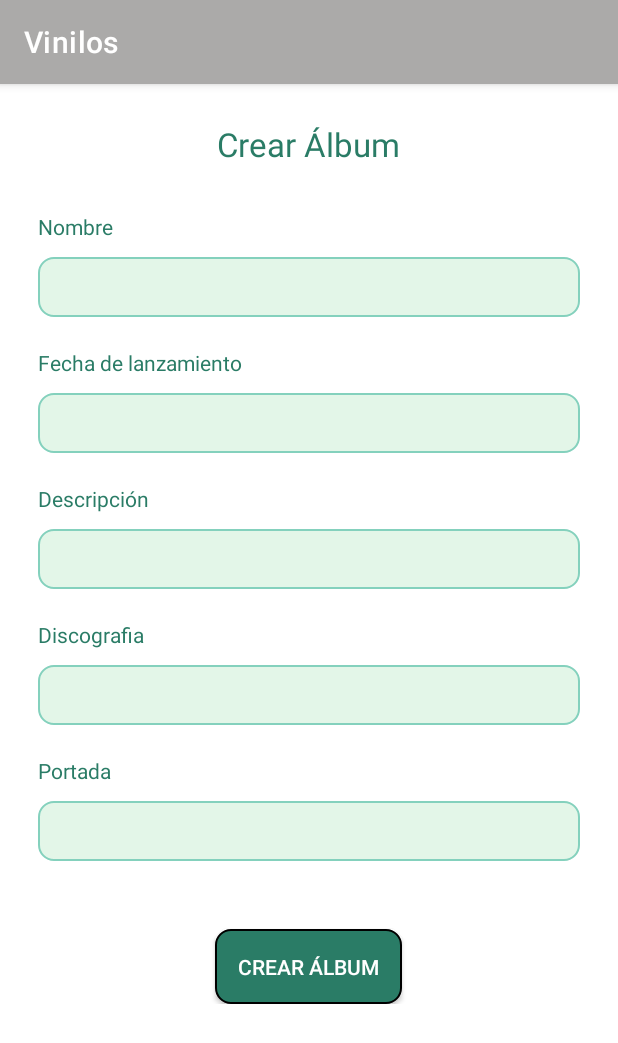
After one commit to VivianaReyV/misw4203-202215-Vinilos, an Android app: the fragment CreateAlbumFragment shown on its own in the app's theme, on a phone screen of 412 x 824 dp. The commit adds this screen. Shown: the top 1043 px of the screen. Run offline under Robolectric (Android 15) with nearby library versions, the phone set to English and light mode, and no system bars; network calls fail.

Commit message:
Realizacion de varias tareas relacionadas a album en crowd programming

```diff
--- a/app/build.gradle
+++ b/app/build.gradle
@@ -53,4 +53,5 @@ dependencies {
     androidTestImplementation 'androidx.test.ext:junit:1.1.3'
     androidTestImplementation 'androidx.test.espresso:espresso-core:3.4.0'
     implementation 'com.google.code.gson:gson:2.8.5'
+    implementation 'com.github.bumptech.glide:glide:4.13.1'
 }
--- a/app/src/main/java/com/example/vinilos/MainActivity.kt
+++ b/app/src/main/java/com/example/vinilos/MainActivity.kt
@@ -37,7 +37,7 @@ class MainActivity : AppCompatActivity() {
         // menu should be considered as top level destinations.
         appBarConfiguration = AppBarConfiguration(
             setOf(
-                R.id.nav_home, R.id.nav_gallery, R.id.nav_slideshow
+                R.id.nav_home, R.id.nav_gallery, R.id.nav_slideshow, R.id.nav_album
             ), drawerLayout
         )
         setupActionBarWithNavController(navController, appBarConfiguration)
--- a/app/src/main/java/com/example/vinilos/ui/adapters/AlbumsAdapter.kt
+++ b/app/src/main/java/com/example/vinilos/ui/adapters/AlbumsAdapter.kt
@@ -1,11 +1,16 @@
 package com.example.vinilos.ui.adapters
 
+import android.content.Intent
 import android.view.LayoutInflater
 import android.view.ViewGroup
+import android.widget.Button
+import android.widget.ImageView
 import androidx.annotation.LayoutRes
+import androidx.core.content.ContextCompat.startActivity
 import androidx.databinding.DataBindingUtil
 import androidx.navigation.findNavController
 import androidx.recyclerview.widget.RecyclerView
+import com.bumptech.glide.Glide
 import com.example.vinilos.R
 import com.example.vinilos.databinding.AlbumItemBinding
 import com.example.vinilos.models.Album
@@ -32,6 +37,7 @@ class AlbumsAdapter : RecyclerView.Adapter<AlbumsAdapter.AlbumViewHolder>(){
         holder.viewDataBinding.also {
             it.album = albums[position]
         }
+        loadUrl(albums[position].cover,holder.viewDataBinding.cover)
         holder.viewDataBinding.root.setOnClickListener {
             // val action = AlbumFragmentDirections.actionAlbumFragmentToCommentFragment(albums[position].albumId)
             // Navigate using that action
@@ -52,5 +58,14 @@ class AlbumsAdapter : RecyclerView.Adapter<AlbumsAdapter.AlbumViewHolder>(){
         }
     }
 
+    fun loadUrl(url: String, imgView : ImageView) {
+        try {
+            Glide.with(imgView).load(url).error(R.drawable.coverdefault).into(imgView)
+        }catch (e : Exception){
+            println("errorsito")
+            //sendError(e,"loadUrl", url)
+        }
+
+    }
 
 }
--- a/app/src/main/java/com/example/vinilos/ui/album/AlbumFragment.kt
+++ b/app/src/main/java/com/example/vinilos/ui/album/AlbumFragment.kt
@@ -1,16 +1,22 @@
 package com.example.vinilos.ui.album
 
+import android.content.Intent
 import android.os.Bundle
+import android.util.Log
 import android.view.LayoutInflater
 import android.view.View
 import android.view.ViewGroup
+import android.widget.Button
 import android.widget.TextView
 import android.widget.Toast
 import androidx.fragment.app.Fragment
 import androidx.lifecycle.Observer
 import androidx.lifecycle.ViewModelProvider
+import androidx.navigation.Navigation
+import androidx.recyclerview.widget.GridLayoutManager
 import androidx.recyclerview.widget.LinearLayoutManager
 import androidx.recyclerview.widget.RecyclerView
+import com.example.vinilos.MainActivity
 import com.example.vinilos.databinding.FragmentAlbumBinding
 import com.example.vinilos.models.Album
 import com.example.vinilos.ui.adapters.AlbumsAdapter
@@ -45,6 +51,7 @@ class AlbumFragment : Fragment() {
         recyclerView = binding.albumsRv
         recyclerView.layoutManager = LinearLayoutManager(context)
         recyclerView.adapter = viewModelAdapter
+        binding.rollButton.setOnClickListener{clickButton(view)}
     }
 
     override fun onActivityCreated(savedInstanceState: Bundle?) {
@@ -63,6 +70,7 @@ class AlbumFragment : Fragment() {
         viewModel.eventNetworkError.observe(viewLifecycleOwner, Observer<Boolean> { isNetworkError ->
             if (isNetworkError) onNetworkError()
         })
+
     }
 
     override fun onDestroyView() {
@@ -77,4 +85,7 @@ class AlbumFragment : Fragment() {
         }
     }
 
+    fun clickButton(view: View){
+        Navigation.findNavController(view).navigate(R.id.action_nav_album_to_nav_create_album);
+    }
 }
--- /dev/null
+++ b/app/src/main/java/com/example/vinilos/ui/album/CreateAlbumFragment.kt
@@ -0,0 +1,49 @@
+package com.example.vinilos.ui.album
+
+import android.os.Bundle
+import android.view.LayoutInflater
+import android.view.View
+import android.view.ViewGroup
+import android.widget.TextView
+import androidx.fragment.app.Fragment
+import androidx.lifecycle.ViewModelProvider
+import com.example.vinilos.databinding.FragmentAlbumBinding
+import com.example.vinilos.databinding.FragmentCreateAlbumBinding
+import com.example.vinilos.databinding.FragmentGalleryBinding
+import com.example.vinilos.ui.adapters.AlbumsAdapter
+import com.example.vinilos.viewmodels.AlbumViewModel
+import com.example.vinilos.viewmodels.GalleryViewModel
+
+class CreateAlbumFragment: Fragment() {
+
+    private var _binding: FragmentCreateAlbumBinding ? = null
+
+    // This property is only valid between onCreateView and
+    // onDestroyView.
+    private val binding get() = _binding!!
+
+    override fun onCreateView(
+        inflater: LayoutInflater,
+        container: ViewGroup?,
+        savedInstanceState: Bundle?
+    ): View {
+        /*val createAlbumViewModel =
+            ViewModelProvider(this).get(GalleryViewModel::class.java)*/
+
+        _binding = FragmentCreateAlbumBinding.inflate(inflater, container, false)
+        val root: View = binding.root
+
+ //       val textView: TextView = binding.textView
+        /*galleryViewModel.text.observe(viewLifecycleOwner) {
+            textView.text = it
+        }*/
+        return root
+    }
+
+    override fun onDestroyView() {
+        super.onDestroyView()
+        _binding = null
+    }
+
+
+}
--- a/app/src/main/java/com/example/vinilos/viewmodels/AlbumViewModel.kt
+++ b/app/src/main/java/com/example/vinilos/viewmodels/AlbumViewModel.kt
@@ -37,7 +37,7 @@ class AlbumViewModel (application: Application) : AndroidViewModel(application)
 
     init {
          refreshDataFromNetwork()
-        // createAlbumFromNetwork()
+         createAlbumFromNetwork()
     }
     private fun refreshDataFromNetwork() {
         NetworkServiceAdapter.getInstance(getApplication()).getAlbums({
@@ -51,8 +51,8 @@ class AlbumViewModel (application: Application) : AndroidViewModel(application)
             "https://i.pinimg.com/564x/aa/5f/ed/aa5fed7fac61cc8f41d1e79db917a7cd.jpg",
             "2022-08-01T00:00:00-05:00",
             "un verano sin ti es de bad bunny",
-            "Reggeaton",
-            "Rimas Entertainment"
+            "Rock",
+            "Elektra"
         )
         val gson = Gson()
         val jsonBody = gson.toJson(albumToCreate)
@@ -68,25 +68,28 @@ class AlbumViewModel (application: Application) : AndroidViewModel(application)
 
     }
 
-    /*private fun createAlbumFromNetwork() {
+    private fun createAlbumFromNetwork() {
         val albumToCreate = Album(null,"Un verano sin ti",
             "https://i.pinimg.com/564x/aa/5f/ed/aa5fed7fac61cc8f41d1e79db917a7cd.jpg",
             "2022-08-01T00:00:00-05:00",
             "un verano sin ti es de bad bunny",
-            "Reggeaton",
-            "Rimas Entertainment"
-            )
+            "Rock",
+            "Elektra"
+        )
         val gson = Gson()
         val jsonBody = gson.toJson(albumToCreate)
         val jsonObject = JSONObject(jsonBody)
-        try {
-            NetworkServiceAdapter.getInstance(getApplication()).postAlbum()
-        } catch ( exception: Exception) {
-            println("errrorrr")
-        }
+
+        NetworkServiceAdapter.getInstance(getApplication()).postAlbum(jsonObject, {
+            _album.postValue(it)
+            _eventNetworkError.value = false
+            _isNetworkErrorShown.value = false
+        },{
+            _eventNetworkError.value = true
+        })
 
     }
-*/
+
     fun onNetworkErrorShown() {
         _isNetworkErrorShown.value = true
     }
--- /dev/null
+++ b/app/src/main/res/drawable/background_form_create_button.xml
@@ -0,0 +1,9 @@
+<?xml version="1.0" encoding="utf-8"?>
+<shape xmlns:android="http://schemas.android.com/apk/res/android"
+    android:shape="rectangle"
+    >
+    <solid android:color="@color/dark_green"/>
+    <corners android:radius="10dp"/>
+    <stroke android:width="1dp" android:color="#000000"/>
+
+</shape>
--- /dev/null
+++ b/app/src/main/res/drawable/background_formulario.xml
@@ -0,0 +1,9 @@
+<?xml version="1.0" encoding="utf-8"?>
+<shape xmlns:android="http://schemas.android.com/apk/res/android"
+    android:shape="rectangle"
+    >
+    <solid android:color="@color/green_home2"/>
+    <corners android:radius="10dp"/>
+    <stroke android:width="1dp" android:color="#84D1BD"/>
+
+</shape>
--- a/app/src/main/res/layout/album_item.xml
+++ b/app/src/main/res/layout/album_item.xml
@@ -32,6 +32,7 @@
                     android:layout_width="198dp"
                     android:layout_height="150dp"
                     android:layout_marginTop="20px"
+                    android:scaleType="centerCrop"
                     android:layout_gravity="center_horizontal"
                     android:src="@drawable/coverdefault" />
                 <LinearLayout
--- a/app/src/main/res/layout/fragment_album.xml
+++ b/app/src/main/res/layout/fragment_album.xml
@@ -3,6 +3,7 @@
     xmlns:tools="http://schemas.android.com/tools"
     android:layout_width="match_parent"
     android:layout_height="match_parent"
+    xmlns:app="http://schemas.android.com/apk/res-auto"
     tools:context=".ui.album.AlbumFragment"
     android:layout_marginStart="16dp"
     android:layout_marginEnd="16dp">
@@ -19,13 +20,15 @@
         android:layout_width="match_parent"
         android:layout_height="667dp"
         android:layout_marginTop="130px"
-        tools:listitem="@layout/album_item"/>
+        tools:listitem="@layout/album_item"
+        />
 
     <Button
         android:id="@+id/roll_button"
         android:layout_width="wrap_content"
         android:layout_height="wrap_content"
         android:layout_gravity="right"
-        android:text="@string/add_album" />
+        android:text="@string/add_album"
+        android:onClick="crearAlbum"/>
 
 </FrameLayout>
--- /dev/null
+++ b/app/src/main/res/layout/fragment_create_album.xml
@@ -0,0 +1,135 @@
+<?xml version="1.0" encoding="utf-8"?>
+<LinearLayout xmlns:android="http://schemas.android.com/apk/res/android"
+    xmlns:app="http://schemas.android.com/apk/res-auto"
+    xmlns:tools="http://schemas.android.com/tools"
+    android:layout_width="match_parent"
+    android:layout_height="match_parent"
+    android:background="@color/white">
+
+    <LinearLayout
+        android:layout_width="match_parent"
+        android:layout_height="wrap_content"
+        android:layout_marginTop="15dp"
+        android:orientation="vertical">
+
+        <TextView
+            android:layout_width="wrap_content"
+            android:layout_height="wrap_content"
+            android:layout_gravity="center"
+            android:layout_marginStart="25dp"
+            android:layout_marginTop="10dp"
+            android:layout_marginEnd="25dp"
+            android:layout_marginBottom="5dp"
+            android:text="@string/crearAlbum"
+            android:textColor="@color/dark_green"
+            android:textSize="22sp"></TextView>
+
+        <TextView
+            android:layout_width="wrap_content"
+            android:layout_height="wrap_content"
+            android:layout_marginStart="25dp"
+            android:layout_marginTop="25dp"
+            android:layout_marginEnd="25dp"
+            android:layout_marginBottom="5dp"
+            android:text="@string/nombre"
+            android:textColor="@color/dark_green"></TextView>
+
+        <EditText
+            android:layout_width="match_parent"
+            android:layout_height="40dp"
+            android:layout_marginStart="25dp"
+            android:layout_marginTop="5dp"
+            android:layout_marginEnd="25dp"
+            android:layout_marginBottom="5dp"
+            android:background="@drawable/background_formulario"></EditText>
+
+        <TextView
+            android:layout_width="wrap_content"
+            android:layout_height="wrap_content"
+            android:layout_marginStart="25dp"
+            android:layout_marginTop="15dp"
+            android:layout_marginEnd="25dp"
+            android:layout_marginBottom="5dp"
+            android:text="@string/fecha_lanzamiento"
+            android:textColor="@color/dark_green"></TextView>
+
+        <EditText
+            android:layout_width="match_parent"
+            android:layout_height="40dp"
+            android:layout_marginStart="25dp"
+            android:layout_marginTop="5dp"
+            android:layout_marginEnd="25dp"
+            android:layout_marginBottom="5dp"
+            android:background="@drawable/background_formulario"></EditText>
+
+        <TextView
+            android:layout_width="wrap_content"
+            android:layout_height="wrap_content"
+            android:layout_marginStart="25dp"
+            android:layout_marginTop="15dp"
+            android:layout_marginEnd="25dp"
+            android:layout_marginBottom="5dp"
+            android:text="@string/descripcion"
+            android:textColor="@color/dark_green"></TextView>
+
+        <EditText
+            android:layout_width="match_parent"
+            android:layout_height="40dp"
+            android:layout_marginStart="25dp"
+            android:layout_marginTop="5dp"
+            android:layout_marginEnd="25dp"
+            android:layout_marginBottom="5dp"
+            android:background="@drawable/background_formulario"></EditText>
+
+        <TextView
+            android:layout_width="wrap_content"
+            android:layout_height="wrap_content"
+            android:layout_marginStart="25dp"
+            android:layout_marginTop="15dp"
+            android:layout_marginEnd="25dp"
+            android:layout_marginBottom="5dp"
+            android:text="@string/discografia"
+            android:textColor="@color/dark_green"></TextView>
+
+        <EditText
+            android:layout_width="match_parent"
+            android:layout_height="40dp"
+            android:layout_marginStart="25dp"
+            android:layout_marginTop="5dp"
+            android:layout_marginEnd="25dp"
+            android:layout_marginBottom="5dp"
+            android:background="@drawable/background_formulario"
+            android:textColor="@color/dark_green"></EditText>
+
+        <TextView
+            android:layout_width="wrap_content"
+            android:layout_height="wrap_content"
+            android:layout_marginStart="25dp"
+            android:layout_marginTop="15dp"
+            android:layout_marginEnd="25dp"
+            android:layout_marginBottom="5dp"
+            android:text="@string/portada"
+            android:textColor="@color/dark_green"></TextView>
+
+        <EditText
+            android:layout_width="match_parent"
+            android:layout_height="40dp"
+            android:layout_marginStart="25dp"
+            android:layout_marginTop="5dp"
+            android:layout_marginEnd="25dp"
+            android:layout_marginBottom="5dp"
+            android:background="@drawable/background_formulario"
+            android:textColor="@color/dark_green"></EditText>
+
+        <androidx.appcompat.widget.AppCompatButton
+            android:id="@+id/createButton"
+            android:layout_width="wrap_content"
+            android:layout_height="wrap_content"
+            android:padding="15dp"
+            android:layout_gravity="center"
+            android:layout_marginTop="40dp"
+            android:onClick="crearNuevoAlbum"
+            android:text="Crear Álbum"
+            />
+    </LinearLayout>
+</LinearLayout>
--- a/app/src/main/res/navigation/mobile_navigation.xml
+++ b/app/src/main/res/navigation/mobile_navigation.xml
@@ -9,7 +9,11 @@
         android:id="@+id/nav_album"
         android:name="com.example.vinilos.ui.album.AlbumFragment"
         android:label="@string/menu_album"
-        tools:layout="@layout/fragment_album" />
+        tools:layout="@layout/fragment_album" >
+        <action
+            android:id="@+id/action_nav_album_to_nav_create_album"
+            app:destination="@id/nav_create_album" />
+    </fragment>
     <fragment
         android:id="@+id/nav_home"
         android:name="com.example.vinilos.ui.home.HomeFragment"
@@ -27,4 +31,10 @@
         android:name="com.example.vinilos.ui.slideshow.SlideshowFragment"
         android:label="@string/menu_slideshow"
         tools:layout="@layout/fragment_slideshow" />
+
+    <fragment
+        android:id="@+id/nav_create_album"
+        android:name="com.example.vinilos.ui.album.CreateAlbumFragment"
+        android:label="Create Album"
+        tools:layout="@layout/fragment_create_album" />
 </navigation>
--- a/app/src/main/res/values/colors.xml
+++ b/app/src/main/res/values/colors.xml
@@ -8,4 +8,7 @@
     <color name="black">#FF000000</color>
     <color name="cyan">#BFE6E3</color>
     <color name="green_home">#8FD9A2</color>
+    <color name="green_home2">#408FD9A2</color>
+    <color name="dark_green">#2A7C66</color>
+    <color name="white">#FFFFFF</color>
 </resources>
--- a/app/src/main/res/values/strings.xml
+++ b/app/src/main/res/values/strings.xml
@@ -13,4 +13,10 @@
     <string name="menu_gallery">Gallery</string>
     <string name="menu_slideshow">Slideshow</string>
     <string name="menu_app_name">Vinilos App</string>
+    <string name="nombre">Nombre</string>
+    <string name="fecha_lanzamiento">Fecha de lanzamiento</string>
+    <string name="descripcion">Descripción</string>
+    <string name="discografia">Discografia</string>
+    <string name="crearAlbum">Crear Álbum</string>
+    <string name="portada">Portada</string>
 </resources>
--- a/app/src/main/res/values/themes.xml
+++ b/app/src/main/res/values/themes.xml
@@ -11,6 +11,7 @@
         <item name="colorOnSecondary">@color/black</item>
         <!-- Status bar color. -->
         <item name="android:statusBarColor">?attr/colorPrimaryVariant</item>
+        <item name="buttonStyle">@style/buttonStyle</item>
         <!-- Customize your theme here. -->
     </style>
 
@@ -22,4 +23,11 @@
     <style name="Theme.Vinilos.AppBarOverlay" parent="ThemeOverlay.AppCompat.Dark.ActionBar" />
 
     <style name="Theme.Vinilos.PopupOverlay" parent="ThemeOverlay.AppCompat.Light" />
+
+    <style name="buttonStyle" parent="Widget.AppCompat.Button">
+        <item name="android:textSize">@dimen/abc_text_size_button_material</item>
+        <item name="android:textAllCaps">true</item>
+        <item name="android:textColor">@color/white</item>
+        <item name="android:background">@drawable/background_form_create_button</item>
+    </style>
 </resources>
```
